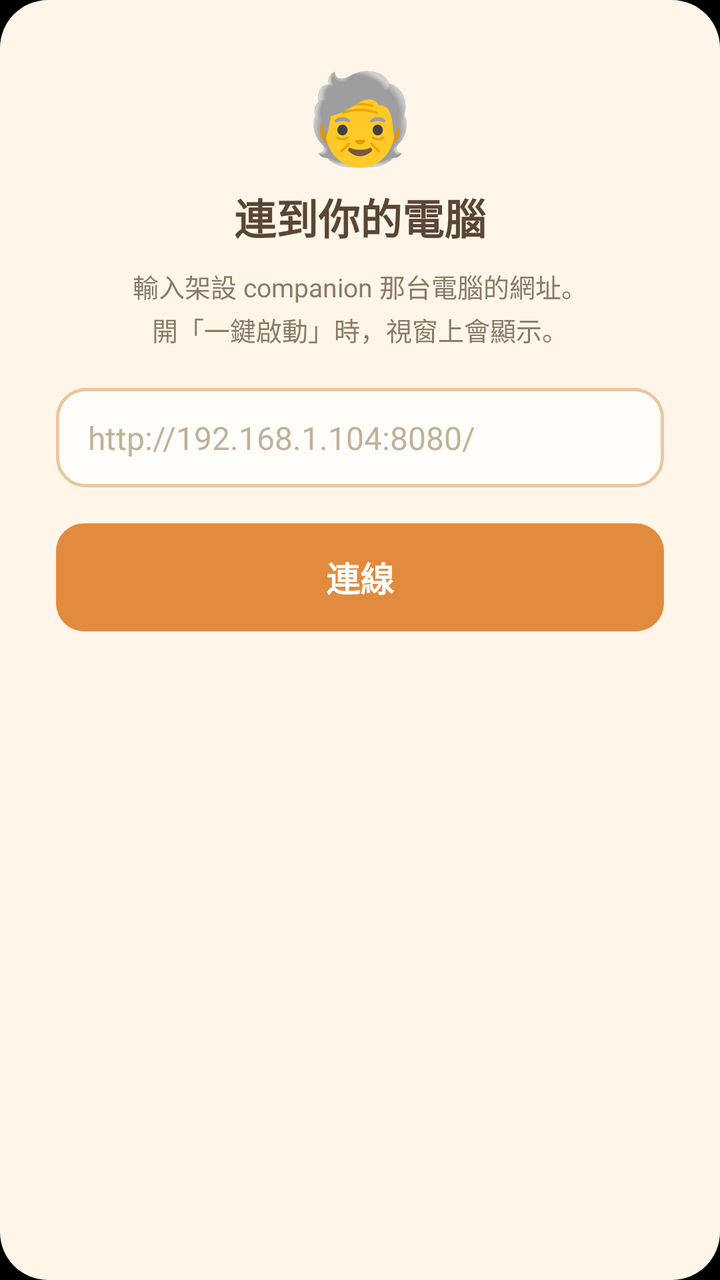
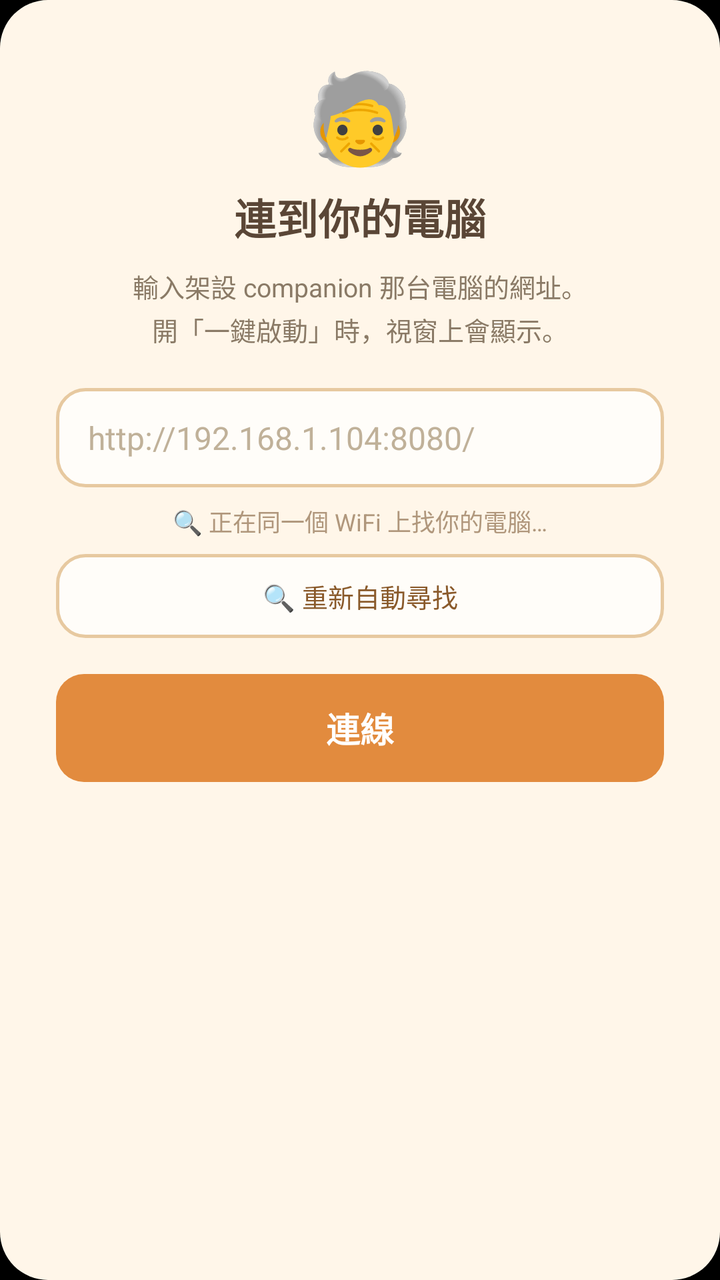

Two renders of the same Android screen: before a commit and after it. Below are the layout's source before the change and the commit's diff.
<!-- AndroidManifest.xml: application theme android:Theme.NoTitleBar.Fullscreen -->
<!-- res/layout/dialog_server.xml -->
<?xml version="1.0" encoding="utf-8"?>
<LinearLayout xmlns:android="http://schemas.android.com/apk/res/android"
    android:layout_width="match_parent"
    android:layout_height="wrap_content"
    android:orientation="vertical"
    android:background="@drawable/dialog_bg"
    android:padding="28dp">

    <TextView
        android:layout_width="wrap_content"
        android:layout_height="wrap_content"
        android:layout_gravity="center_horizontal"
        android:text="🧓"
        android:textSize="44sp" />

    <TextView
        android:layout_width="match_parent"
        android:layout_height="wrap_content"
        android:layout_marginTop="6dp"
        android:gravity="center"
        android:text="連到你的電腦"
        android:textColor="#5A4636"
        android:textSize="21sp"
        android:textStyle="bold" />

    <TextView
        android:layout_width="match_parent"
        android:layout_height="wrap_content"
        android:layout_marginTop="10dp"
        android:gravity="center"
        android:lineSpacingExtra="3dp"
        android:text="輸入架設 companion 那台電腦的網址。\n開「一鍵啟動」時，視窗上會顯示。"
        android:textColor="#8A7A66"
        android:textSize="13sp" />

    <EditText
        android:id="@+id/urlInput"
        android:layout_width="match_parent"
        android:layout_height="wrap_content"
        android:layout_marginTop="20dp"
        android:background="@drawable/dialog_input_bg"
        android:hint="http://192.168.1.104:8080/"
        android:textColorHint="#C0B199"
        android:inputType="textUri"
        android:paddingHorizontal="16dp"
        android:paddingVertical="14dp"
        android:textColor="#5A4636"
        android:textSize="16sp" />

    <Button
        android:id="@+id/connectBtn"
        android:layout_width="match_parent"
        android:layout_height="54dp"
        android:layout_marginTop="18dp"
        android:background="@drawable/dialog_btn_bg"
        android:text="連線"
        android:textColor="#FFFFFF"
        android:textSize="17sp"
        android:textStyle="bold"
        android:stateListAnimator="@null" />

</LinearLayout>
<!-- resources referenced by this layout -->
<resources>
  <!-- drawable dialog_bg (drawable) -->
  <?xml version="1.0" encoding="utf-8"?>
  <shape xmlns:android="http://schemas.android.com/apk/res/android" android:shape="rectangle">
      <solid android:color="#FFF6E9" />
      <corners android:radius="24dp" />
  </shape>
  <!-- drawable dialog_btn_bg (drawable) -->
  <?xml version="1.0" encoding="utf-8"?>
  <selector xmlns:android="http://schemas.android.com/apk/res/android">
      <item android:state_pressed="true">
          <shape android:shape="rectangle">
              <solid android:color="#C2712B" />
              <corners android:radius="14dp" />
          </shape>
      </item>
      <item>
          <shape android:shape="rectangle">
              <solid android:color="#E28B3E" />
              <corners android:radius="14dp" />
          </shape>
      </item>
  </selector>
  <!-- drawable dialog_input_bg (drawable) -->
  <?xml version="1.0" encoding="utf-8"?>
  <shape xmlns:android="http://schemas.android.com/apk/res/android" android:shape="rectangle">
      <solid android:color="#FFFDF9" />
      <stroke android:width="1.5dp" android:color="#E7C9A0" />
      <corners android:radius="14dp" />
  </shape>
</resources>

<!-- the commit's change to res/layout/dialog_server.xml (unified diff, before → after) -->
@@ -47,6 +47,27 @@
         android:textColor="#5A4636"
         android:textSize="16sp" />
 
+    <TextView
+        android:id="@+id/discoverStatus"
+        android:layout_width="match_parent"
+        android:layout_height="wrap_content"
+        android:layout_marginTop="8dp"
+        android:gravity="center"
+        android:text="🔍 正在同一個 WiFi 上找你的電腦…"
+        android:textColor="#B0977C"
+        android:textSize="12sp" />
+
+    <Button
+        android:id="@+id/discoverBtn"
+        android:layout_width="match_parent"
+        android:layout_height="42dp"
+        android:layout_marginTop="8dp"
+        android:background="@drawable/dialog_btn_ghost_bg"
+        android:text="🔍 重新自動尋找"
+        android:textColor="#8A5A2B"
+        android:textSize="13sp"
+        android:stateListAnimator="@null" />
+
     <Button
         android:id="@+id/connectBtn"
         android:layout_width="match_parent"
<!-- resource entries referenced after the edit -->
@@ -22,6 +22,24 @@
           </shape>
       </item>
   </selector>
+  <!-- drawable dialog_btn_ghost_bg (drawable) -->
+  <?xml version="1.0" encoding="utf-8"?>
+  <selector xmlns:android="http://schemas.android.com/apk/res/android">
+      <item android:state_pressed="true">
+          <shape android:shape="rectangle">
+              <solid android:color="#F0E2CC" />
+              <stroke android:width="1.5dp" android:color="#E7C9A0" />
+              <corners android:radius="14dp" />
+          </shape>
+      </item>
+      <item>
+          <shape android:shape="rectangle">
+              <solid android:color="#FFFDF9" />
+              <stroke android:width="1.5dp" android:color="#E7C9A0" />
+              <corners android:radius="14dp" />
+          </shape>
+      </item>
+  </selector>
   <!-- drawable dialog_input_bg (drawable) -->
   <?xml version="1.0" encoding="utf-8"?>
   <shape xmlns:android="http://schemas.android.com/apk/res/android" android:shape="rectangle">
